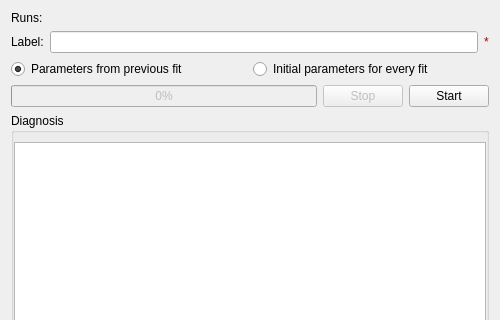
Above: Code/Mantid/MantidQt/MantidWidgets/inc/MantidQtMantidWidgets/MuonSequentialFitDialog.ui from mantidproject/mantid before the change; both pictures show x 0 to 500 and y 0 to 320 of the 500 by 500 pixel window. Below: the same form after it.
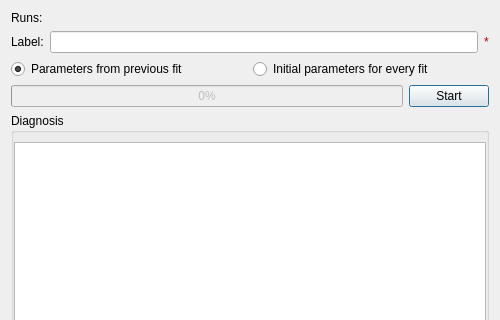
That is the form after the change. Custom widgets are drawn as their Qt base class.

Commit message:
Refs #6473. Single button for start/stop functinality.
Can just change the text when stopped/running.

Diff of the .ui file:
```diff
--- a/Code/Mantid/MantidQt/MantidWidgets/inc/MantidQtMantidWidgets/MuonSequentialFitDialog.ui
+++ b/Code/Mantid/MantidQt/MantidWidgets/inc/MantidQtMantidWidgets/MuonSequentialFitDialog.ui
@@ -169,26 +169,16 @@
       </widget>
      </item>
      <item>
-      <widget class="QPushButton" name="stopButton">
-       <property name="enabled">
-        <bool>false</bool>
-       </property>
-       <property name="text">
-        <string>Stop</string>
-       </property>
-       <property name="checkable">
-        <bool>false</bool>
-       </property>
-       <property name="checked">
-        <bool>false</bool>
-       </property>
-      </widget>
-     </item>
-     <item>
-      <widget class="QPushButton" name="startButton">
+      <widget class="QPushButton" name="controlButton">
        <property name="text">
         <string>Start</string>
        </property>
+       <property name="default">
+        <bool>true</bool>
+       </property>
+       <property name="flat">
+        <bool>false</bool>
+       </property>
       </widget>
      </item>
     </layout>
```
Left out of the diff: 2 changed lines with no effect on the pictures.
